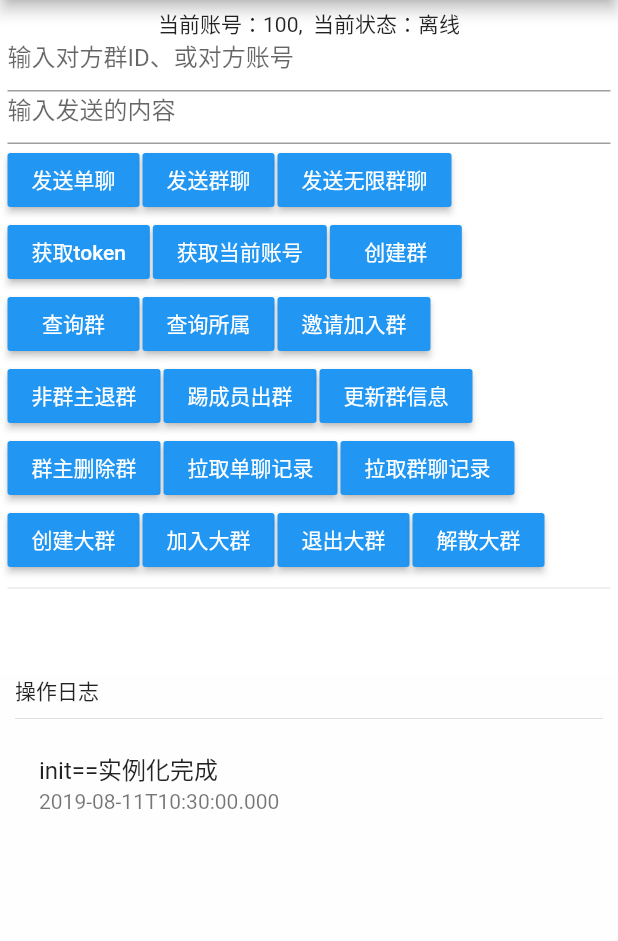
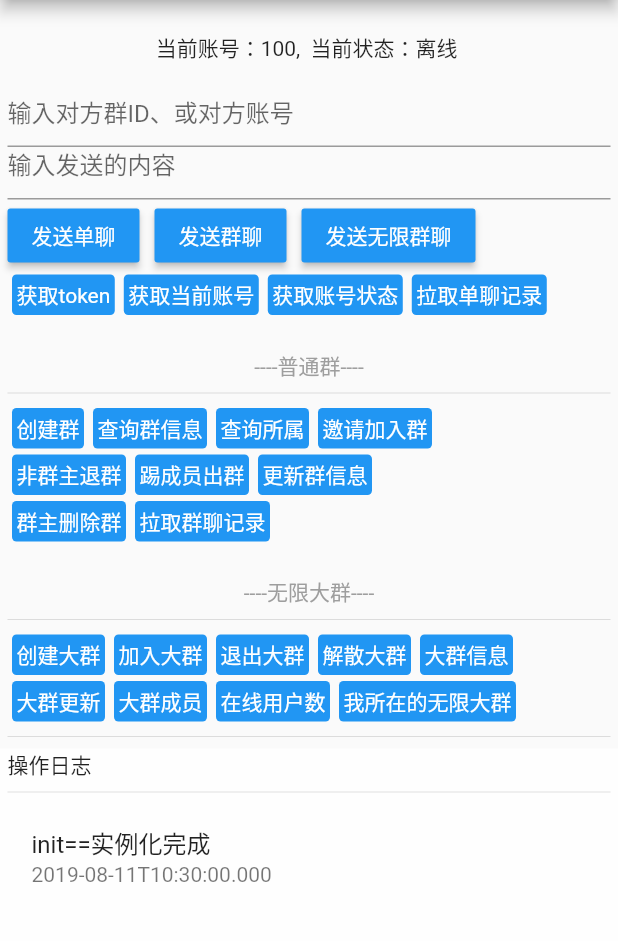
Before and after one commit to chenxianqi/flutter_mimc, a Flutter app: the screen it shows after launch, on a phone screen of 412 x 824 dp, the part 84-1025 px from its top. Run offline on Flutter 3.47's test engine with Material 2 defaults, Android fonts, the phone set to English and light mode, and no system bars.

Commit message:
安卓端普通群，大群，基本完成

```diff
--- a/example/lib/main.dart
+++ b/example/lib/main.dart
@@ -1,4 +1,5 @@
 import 'package:flutter/material.dart';
+import 'package:flutter/cupertino.dart';
 import 'package:flutter_mimc/flutter_mimc.dart';
 import 'dart:convert';
 void main() => runApp(MaterialApp(
@@ -14,7 +15,8 @@ class _MyAppState extends State<MyApp> {
 
   FlutterMimc flutterMimc;
   final String appAccount = "100";             // 我的账号
-  final String groupID = "21351186997706752"; // 操作的群ID
+  String groupID = "21371209761947648"; // 操作的普通群ID
+  String maxGroupID = "21371268016635904"; // 操作的无限通群ID
   bool isOnline = false;
   List<Map<String, String>> logs = [];
   TextEditingController accountCtr = TextEditingController();
@@ -111,12 +113,19 @@ class _MyAppState extends State<MyApp> {
     addLog("获取当前账号成功：$account");
   }
 
+  // 获取当前状态
+  void getStatus() async{
+    bool isOnline =  await flutterMimc.isOnline();
+    addLog("获取当前状态：${isOnline ? '在线' :'离线'}");
+  }
+
   // 创建一个群
   void createGroup() async{
     var res = await flutterMimc.createGroup("骚群1", appAccount);
     if(res['error'] != null){
       addLog("创建群失败:${res['error']}" );
     }else{
+      groupID = res['data']['topicInfo']['topicId'];
       addLog("创建群成功：${res['data']}");
     }
 
@@ -224,26 +233,56 @@ class _MyAppState extends State<MyApp> {
 
   // 创建无限大群
   void createUnlimitedGroup() async{
-    await flutterMimc.createUnlimitedGroup("创建大群");
+    await flutterMimc.createUnlimitedGroup("创建无限大群");
     addLog("创建一个无限大群" );
   }
 
   // 加入无限大群
   void joinUnlimitedGroup() async{
-    await flutterMimc.joinUnlimitedGroup("21360419164127232");
-    addLog("加入无限大群21360419164127232" );
+    await flutterMimc.joinUnlimitedGroup(maxGroupID);
+    addLog("加入无限大群$maxGroupID" );
   }
 
   // 退出无限大群
   void quitUnlimitedGroup() async{
-    await flutterMimc.quitUnlimitedGroup("21360419164127232");
-    addLog("退出无限大群21360419164127232" );
+    await flutterMimc.quitUnlimitedGroup(maxGroupID);
+    addLog("退出无限大群$maxGroupID" );
   }
 
   // 解散无限大群
   void dismissUnlimitedGroup() async{
-    await flutterMimc.dismissUnlimitedGroup("21360412721676288");
-    addLog("解散无限大群21360412721676288" );
+    await flutterMimc.dismissUnlimitedGroup(maxGroupID);
+    addLog("解散无限大群$maxGroupID" );
+  }
+
+  // 查询无限大群成员
+  void queryUnlimitedGroupMembers() async{
+    var res = await flutterMimc.queryUnlimitedGroupMembers(maxGroupID);
+    addLog("无限大群成员: $res" );
+  }
+
+  // 查询无限大群
+  void queryUnlimitedGroups() async{
+    var res = await flutterMimc.queryUnlimitedGroups();
+    addLog("我所在的大群: $res" );
+  }
+
+  // 查询无限大群在线用户数
+  void queryUnlimitedGroupOnlineUsers() async{
+    var res =  await flutterMimc.queryUnlimitedGroupOnlineUsers(maxGroupID);
+    addLog("无限大群在线用户数：$res" );
+  }
+
+  // 查询无限大群基本信息
+  void queryUnlimitedGroupInfo() async{
+    var res =  await flutterMimc.queryUnlimitedGroupInfo(maxGroupID);
+    addLog("查询无限大群基本信息：$res" );
+  }
+
+  // 更新大群基本信息
+  void updateUnlimitedGroup() async{
+    var res =  await flutterMimc.updateUnlimitedGroup(maxGroupID, newGroupName: "新大群名称1");
+    addLog("更新大群基本信息：$res" );
   }
 
   // 监听回调消息
@@ -298,6 +337,7 @@ class _MyAppState extends State<MyApp> {
     // 创建大群回调
     flutterMimc.addEventListenerHandleCreateUnlimitedGroup().listen((Map<dynamic, dynamic> res){
       addLog("创建大群回调==${res}");
+      maxGroupID = (res['topicId'] as int).toString();
     }).onError((err){
       addLog(err);
     });
@@ -328,6 +368,24 @@ class _MyAppState extends State<MyApp> {
   }
 
 
+
+  Widget button(String title, VoidCallback onPressed){
+    return SizedBox(
+      child: GestureDetector(
+        child: Container(
+          padding: EdgeInsets.all(3.0),
+          margin: EdgeInsets.symmetric(vertical: 2.0, horizontal: 3.0),
+          decoration: BoxDecoration(
+            color: Colors.blue,
+            borderRadius: BorderRadius.all(Radius.circular(3.0))
+          ),
+          child: Text(title, style: TextStyle(color: Colors.white),),
+        ),
+        onTap: onPressed
+      ),
+    );
+  }
+
   @override
   Widget build(BuildContext context) {
     return Scaffold(
@@ -342,36 +400,13 @@ class _MyAppState extends State<MyApp> {
             ),
           ],
         ),
-        body: Stack(
+        body: Column(
           children: <Widget>[
-            Container(
-              width: double.infinity,
-              color: Colors.white70,
-              height: double.infinity,
-              padding: EdgeInsets.only(top: 450.0, left: 10.0, right:10.0),
-              child: Column(
-                crossAxisAlignment: CrossAxisAlignment.start,
-                children: <Widget>[
-                  Text("操作日志"),
-                  Divider(),
-                  Expanded(
-                    child: ListView.builder(
-                        itemCount: logs.length,
-                        itemBuilder: (context, index){
-                          return ListTile(title: Text(logs[index]['content']), subtitle: Text(logs[index]['date']),);
-                        }
-                    ),
-                  )
-                ],
-              ),
-            ),
-            Container(
-              height: 450.0,
-              padding: EdgeInsets.all(5.0),
-              color: Colors.white,
+            Padding(
+              padding: EdgeInsets.symmetric(horizontal: 5.0),
               child: Column(
                 children: <Widget>[
-                  Text("当前账号：$appAccount,  当前状态：${isOnline ? '在线' : '离线'}"),
+                  Text("\r\n当前账号：$appAccount,  当前状态：${isOnline ? '在线' : '离线'}\r\n"),
                   SizedBox(
                     height: 35.0,
                     child: TextField(
@@ -397,13 +432,13 @@ class _MyAppState extends State<MyApp> {
                         onPressed:() => sendMessage(0),
                         child: Text( "发送单聊", style: TextStyle(color: Colors.white),),
                       ),
-                      VerticalDivider(width: 2.0,),
+                      VerticalDivider(width: 10.0,),
                       RaisedButton(
                         color: Colors.blue,
                         onPressed:() => sendMessage(1),
                         child: Text( "发送群聊", style: TextStyle(color: Colors.white),),
                       ),
-                      VerticalDivider(width: 2.0,),
+                      VerticalDivider(width: 10.0,),
                       RaisedButton(
                         color: Colors.blue,
                         onPressed:() => sendMessage(2),
@@ -413,117 +448,79 @@ class _MyAppState extends State<MyApp> {
                   ),
                   Row(
                     children: <Widget>[
-                      RaisedButton(
-                        color: Colors.blue,
-                        onPressed: getToken,
-                        child: Text( "获取token", style: TextStyle(color: Colors.white),),
-                      ),
-                      VerticalDivider(width: 2.0,),
-                      RaisedButton(
-                        color: Colors.blue,
-                        onPressed: getAccount,
-                        child: Text( "获取当前账号", style: TextStyle(color: Colors.white),),
-                      ),
-                      VerticalDivider(width: 2.0,),
-                      RaisedButton(
-                        color: Colors.blue,
-                        onPressed: createGroup,
-                        child: Text( "创建群", style: TextStyle(color: Colors.white),),
-                      ),
+                      button("获取token",getToken),
+                      button("获取当前账号",getAccount),
+                      button("获取账号状态",getStatus),
+                      button("拉取单聊记录",pullP2PHistory),
+                    ],
+                  ),
+                  Text('\r\n----普通群----', style: TextStyle(color: Colors.grey),),
+                  Divider(),
+                  Row(
+                    children: <Widget>[
+                      button("创建群",createGroup),
+                      button("查询群信息",queryGroupInfo),
+                      button("查询所属",queryGroupsOfAccount),
+                      button("邀请加入群",joinGroup),
                     ],
                   ),
                   Row(
                     children: <Widget>[
-                      RaisedButton(
-                        color: Colors.blue,
-                        onPressed: queryGroupInfo,
-                        child: Text( "查询群", style: TextStyle(color: Colors.white),),
-                      ),
-                      VerticalDivider(width: 2.0,),
-                      RaisedButton(
-                        color: Colors.blue,
-                        onPressed: queryGroupsOfAccount,
-                        child: Text( "查询所属", style: TextStyle(color: Colors.white),),
-                      ),
-                      VerticalDivider(width: 2.0,),
-                      RaisedButton(
-                        color: Colors.blue,
-                        onPressed: joinGroup,
-                        child: Text( "邀请加入群", style: TextStyle(color: Colors.white),),
-                      ),
+                      button("非群主退群",quitGroup),
+                      button("踢成员出群",kickGroup),
+                      button("更新群信息",updateGroup),
                     ],
                   ),
                   Row(
                     children: <Widget>[
-                      RaisedButton(
-                        color: Colors.blue,
-                        onPressed: quitGroup,
-                        child: Text( "非群主退群", style: TextStyle(color: Colors.white),),
-                      ),
-                      VerticalDivider(width: 2.0,),
-                      RaisedButton(
-                        color: Colors.blue,
-                        onPressed: kickGroup,
-                        child: Text( "踢成员出群", style: TextStyle(color: Colors.white),),
-                      ),
-                      VerticalDivider(width: 2.0,),
-                      RaisedButton(
-                        color: Colors.blue,
-                        onPressed: updateGroup,
-                        child: Text( "更新群信息", style: TextStyle(color: Colors.white),),
-                      ),
+                      button("群主删除群",dismissGroup),
+                      button("拉取群聊记录",pullP2THistory),
+                    ],
+                  ),
+                  Text('\r\n----无限大群----', style: TextStyle(color: Colors.grey),),
+                  Divider(),
+                  Row(
+                    children: <Widget>[
+                      button("创建大群",createUnlimitedGroup),
+                      button("加入大群",joinUnlimitedGroup),
+                      button("退出大群",quitUnlimitedGroup),
+                      button("解散大群",dismissUnlimitedGroup),
+                      button("大群信息",queryUnlimitedGroupInfo),
                     ],
                   ),
                   Row(
                     children: <Widget>[
-                      RaisedButton(
-                        color: Colors.blue,
-                        onPressed: dismissGroup,
-                        child: Text( "群主删除群", style: TextStyle(color: Colors.white),),
-                      ),
-                      VerticalDivider(width: 2.0,),
-                      RaisedButton(
-                        color: Colors.blue,
-                        onPressed: pullP2PHistory,
-                        child: Text( "拉取单聊记录", style: TextStyle(color: Colors.white),),
-                      ),
-                      VerticalDivider(width: 2.0,),
-                      RaisedButton(
-                        color: Colors.blue,
-                        onPressed: pullP2THistory,
-                        child: Text( "拉取群聊记录", style: TextStyle(color: Colors.white),),
-                      ),
-                    ],
-                  ),
-                  Row(
-                    children: <Widget>[
-                      RaisedButton(
-                        color: Colors.blue,
-                        onPressed: createUnlimitedGroup,
-                        child: Text( "创建大群", style: TextStyle(color: Colors.white),),
-                      ),
-                      VerticalDivider(width: 2.0,),
-                      RaisedButton(
-                        color: Colors.blue,
-                        onPressed: joinUnlimitedGroup,
-                        child: Text( "加入大群", style: TextStyle(color: Colors.white),),
-                      ),
-                      VerticalDivider(width: 2.0,),
-                      RaisedButton(
-                        color: Colors.blue,
-                        onPressed: quitUnlimitedGroup,
-                        child: Text( "退出大群", style: TextStyle(color: Colors.white),),
-                      ),
-                      VerticalDivider(width: 2.0,),
-                      RaisedButton(
-                        color: Colors.blue,
-                        onPressed: dismissUnlimitedGroup,
-                        child: Text( "解散大群", style: TextStyle(color: Colors.white),),
-                      ),
+                      button("大群更新",updateUnlimitedGroup),
+                      button("大群成员",queryUnlimitedGroupMembers),
+                      button("在线用户数",queryUnlimitedGroupOnlineUsers),
+                      button("我所在的无限大群",queryUnlimitedGroups),
                     ],
                   ),
                   Divider()
                 ],
+              ),
+            ),
+            Expanded(
+              child: Container(
+                width: double.infinity,
+                color: Colors.white70,
+                height: 100.0,
+                padding: EdgeInsets.symmetric(horizontal:5.0),
+                child: Column(
+                  crossAxisAlignment: CrossAxisAlignment.start,
+                  children: <Widget>[
+                    Text("操作日志"),
+                    Divider(),
+                    Expanded(
+                      child: ListView.builder(
+                          itemCount: logs.length,
+                          itemBuilder: (context, index){
+                            return ListTile(title: Text(logs[index]['content']), subtitle: Text(logs[index]['date']),);
+                          }
+                      ),
+                    )
+                  ],
+                ),
               ),
             )
           ],
```
Also changed, not shown: lib/flutter_mimc.dart (+52 -0 lines), 4 other files.
